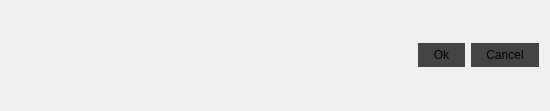
The window that src/dialogs/preferencesdialog.ui (jahshaka/Studio) describes before a commit, drawn with Qt 5.
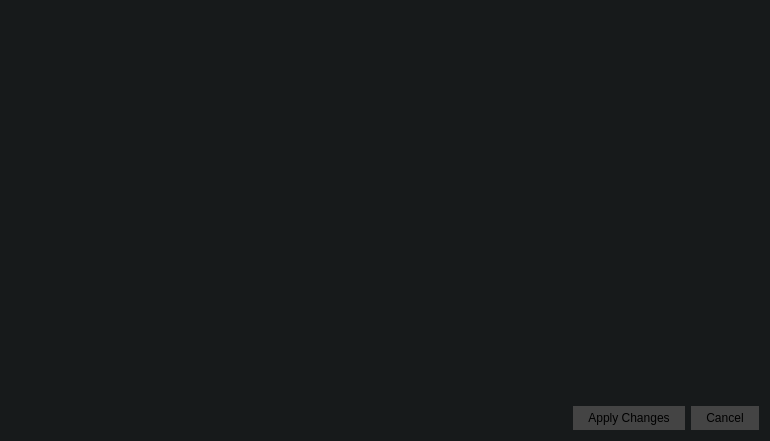
The same window after the commit. Icons and pictures are not drawn.

Commit message: Cleanup dialogs, new links, styles, tweaks

What changed in the file:
```diff
--- a/src/dialogs/preferencesdialog.ui
+++ b/src/dialogs/preferencesdialog.ui
@@ -6,15 +6,19 @@
    <rect>
     <x>0</x>
     <y>0</y>
-    <width>550</width>
-    <height>111</height>
+    <width>770</width>
+    <height>441</height>
    </rect>
   </property>
   <property name="windowTitle">
    <string>Dialog</string>
   </property>
   <property name="styleSheet">
-   <string notr="true">QPushButton, QToolButton {
+   <string notr="true">#PreferencesDialog {
+	background: rgb(23, 26, 27);
+}
+
+QPushButton, QToolButton {
 	border: 0;
 	padding: 5px 15px;
 	background: #444;
@@ -34,10 +38,10 @@
 }</string>
   </property>
   <layout class="QGridLayout" name="gridLayout">
-   <item row="0" column="0">
-    <layout class="QHBoxLayout" name="worldLayout"/>
-   </item>
-   <item row="1" column="0">
+   <property name="leftMargin">
+    <number>0</number>
+   </property>
+   <item row="2" column="1">
     <widget class="QWidget" name="bottomPanel" native="true">
      <property name="sizePolicy">
       <sizepolicy hsizetype="Preferred" vsizetype="Fixed">
@@ -80,7 +84,7 @@
          </sizepolicy>
         </property>
         <property name="text">
-         <string>Ok</string>
+         <string>Apply Changes</string>
         </property>
        </widget>
       </item>
@@ -100,6 +104,50 @@
      </layout>
     </widget>
    </item>
+   <item row="0" column="0" rowspan="3">
+    <widget class="QWidget" name="widget" native="true">
+     <layout class="QVBoxLayout" name="verticalLayout">
+      <property name="leftMargin">
+       <number>0</number>
+      </property>
+      <property name="topMargin">
+       <number>0</number>
+      </property>
+      <property name="rightMargin">
+       <number>6</number>
+      </property>
+      <property name="bottomMargin">
+       <number>0</number>
+      </property>
+      <item>
+       <widget class="QLabel" name="label">
+        <property name="text">
+         <string/>
+        </property>
+        <property name="pixmap">
+         <pixmap resource="../../images.qrc">:/app/images/sidepanelimage.jpg</pixmap>
+        </property>
+       </widget>
+      </item>
+     </layout>
+    </widget>
+   </item>
+   <item row="0" column="1">
+    <layout class="QHBoxLayout" name="worldLayout"/>
+   </item>
+   <item row="1" column="1">
+    <spacer name="verticalSpacer">
+     <property name="orientation">
+      <enum>Qt::Vertical</enum>
+     </property>
+     <property name="sizeHint" stdset="0">
+      <size>
+       <width>20</width>
+       <height>40</height>
+      </size>
+     </property>
+    </spacer>
+   </item>
   </layout>
  </widget>
  <resources/>
```
Left out of the diff: 4 changed lines with no effect on the pictures. The commit also changes 5 other files.
